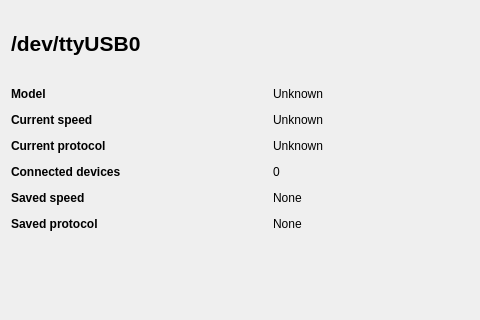
First picture: the form in gui/ui/tabSerial.ui, repository emericg/SmartServoFramework, before the edit; both pictures show x 0 to 480 and y 0 to 320 of the 1024 by 640 pixel window.
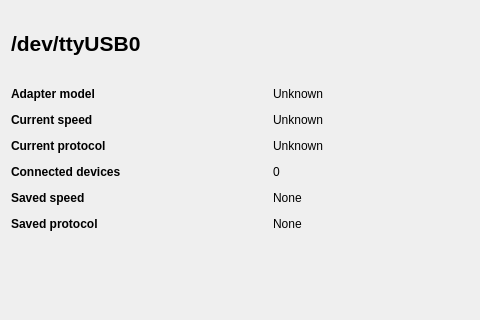
Second picture: the form after the edit. Icons and pictures are not drawn.

Commit message: Minor doc and string updates

The edit to the form file:
```diff
--- a/gui/ui/tabSerial.ui
+++ b/gui/ui/tabSerial.ui
@@ -67,7 +67,7 @@
         </font>
        </property>
        <property name="text">
-        <string>Model</string>
+        <string>Adapter model</string>
        </property>
       </widget>
      </item>
```
The commit also changes 1 other file.
